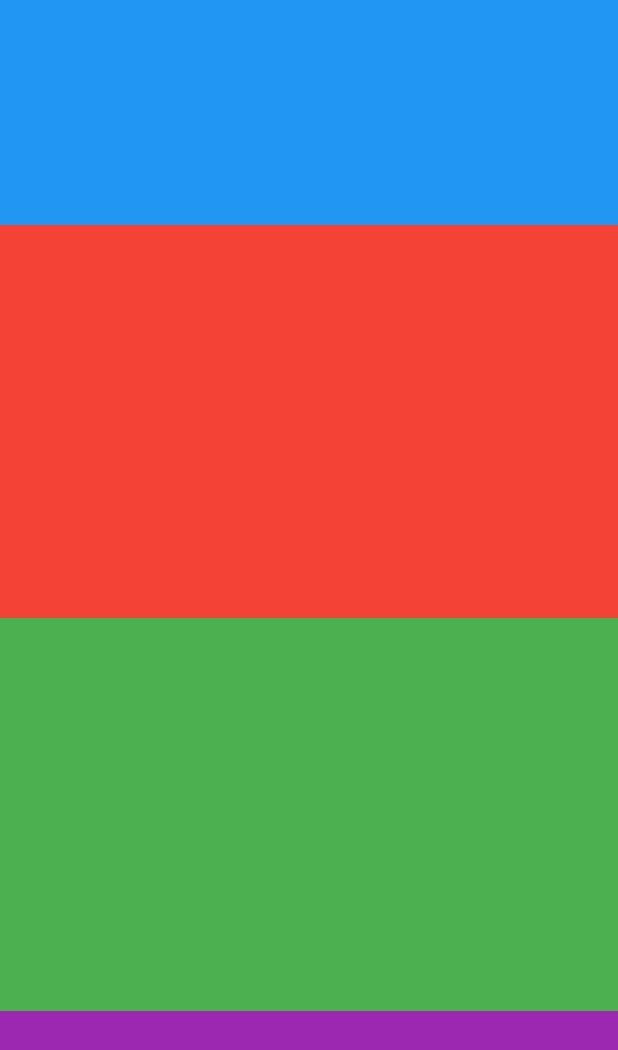
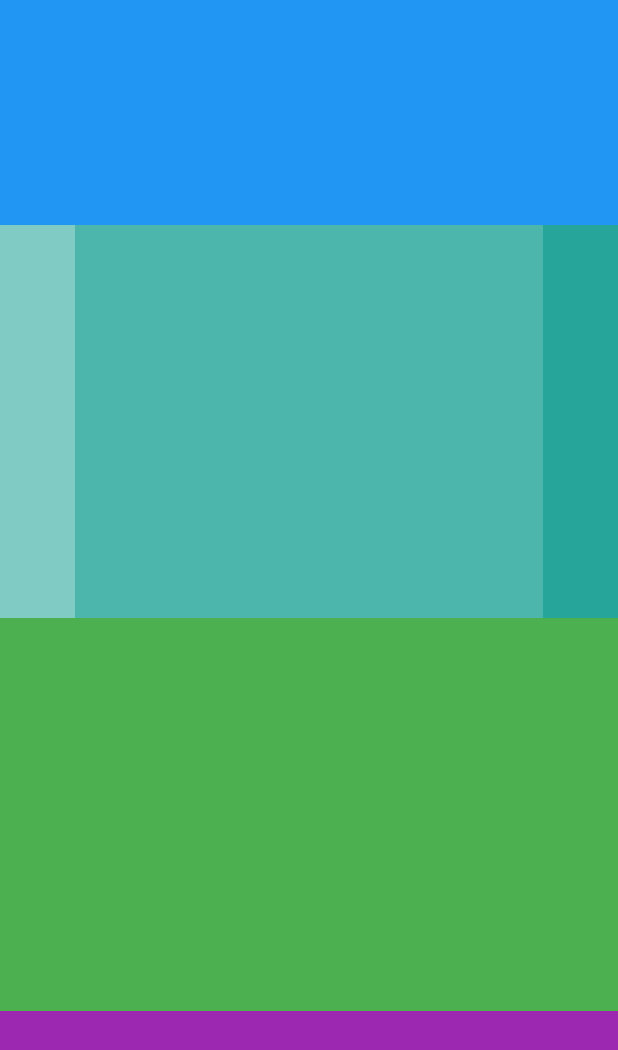
Before and after one commit to MaximeBel24/dyma-flutter, a Flutter app: the screen it shows after launch, on a phone screen of 412 x 824 dp. Shown: the top 1050 px of the screen. Run offline on Flutter 3.47's test engine with Material 3 defaults, Android fonts, the phone set to English and light mode, and no system bars.

Commit message:
widget row fini

```diff
--- a/lib/main.dart
+++ b/lib/main.dart
@@ -17,8 +17,32 @@ class MyApp extends StatelessWidget {
         ),
         Expanded(
           child: Container(
-          color: Colors.red,
-          height: 150,
+            color: Colors.red,
+            height: 150,
+            child: Row(
+              mainAxisAlignment: MainAxisAlignment.spaceAround,
+              crossAxisAlignment: CrossAxisAlignment.stretch,
+              textDirection: TextDirection.ltr,
+              children: <Widget>[
+                Container(
+                  height: 50.00,
+                  width: 50.00,
+                  color: Colors.teal[200]
+                ),
+                Expanded(
+                  child: Container(
+                    height: 50.00,
+                    width: 50.00,
+                    color: Colors.teal[300]
+                  ),
+                ),
+                Container(
+                  height: 50.00,
+                  width: 50.00,
+                  color: Colors.teal[400]
+                ),
+              ],
+            )
           )
         ),
         Expanded(
```
